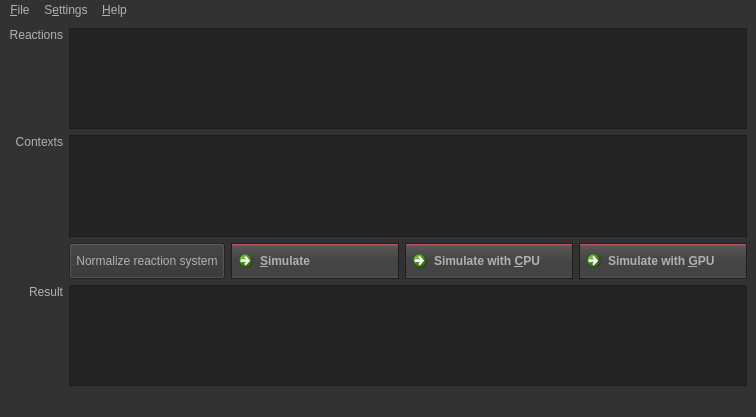
Old version of the form maingui.ui in the repository aresio/HERESY.
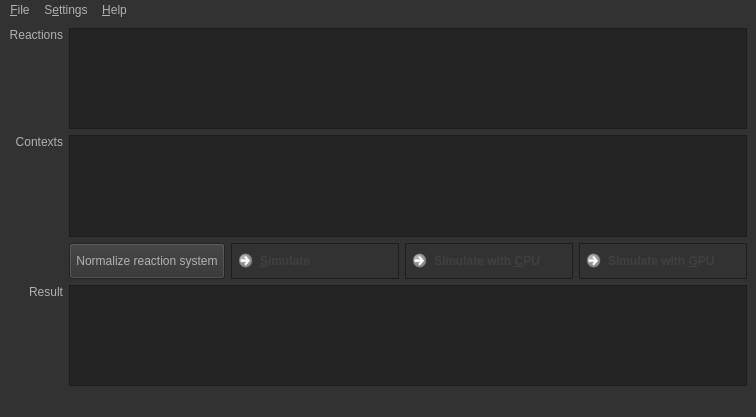
New version of the form. Icons and pictures are not drawn.

Commit message: About dialog and bug fixes

```diff
--- a/maingui.ui
+++ b/maingui.ui
@@ -562,6 +562,9 @@
       </item>
       <item>
        <widget class="QCommandLinkButton" name="automatic">
+        <property name="enabled">
+         <bool>false</bool>
+        </property>
         <property name="toolTip">
          <string>&lt;html&gt;&lt;head/&gt;&lt;body&gt;&lt;p&gt;Automatically perform the simulation of the reaction system using either the CPU or the GPU, using a heuristic on the number of reactions.&lt;/p&gt;&lt;/body&gt;&lt;/html&gt;</string>
         </property>
@@ -573,7 +576,7 @@
       <item>
        <widget class="QCommandLinkButton" name="button_simulate">
         <property name="enabled">
-         <bool>true</bool>
+         <bool>false</bool>
         </property>
         <property name="toolTip">
          <string>Perform the simulation of the reaction system using the CPU.</string>
@@ -585,6 +588,9 @@
       </item>
       <item>
        <widget class="QCommandLinkButton" name="simwithgpu">
+        <property name="enabled">
+         <bool>false</bool>
+        </property>
         <property name="toolTip">
          <string>Perform the simulation of the reaction system using the GPU (if available).</string>
         </property>
```
Left out of the diff: 8 changed lines with no effect on the pictures. The commit also changes 5 other files.
